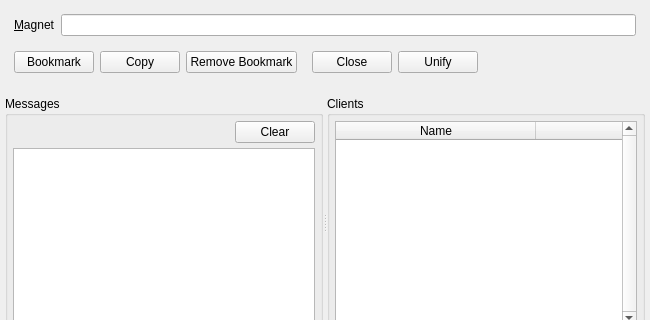
First picture: the form in Source/UI/spot-on-buzzpage.ui, repository textbrowser/spot-on, before the edit; both pictures show x 0 to 650 and y 0 to 320 of the 650 by 550 pixel window.
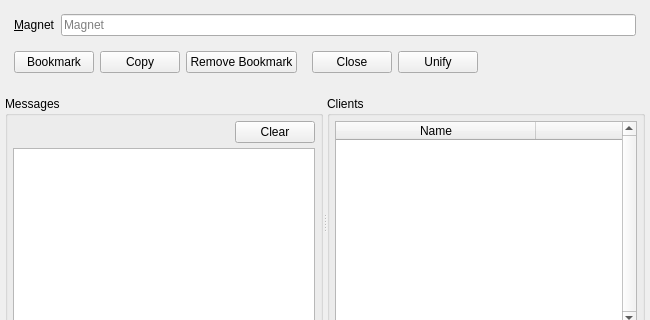
Second picture: the form after the edit. Custom widgets are drawn as their Qt base class.

Commit message: Placeholder text.

The edit to the form file:
```diff
--- a/Source/UI/spot-on-buzzpage.ui
+++ b/Source/UI/spot-on-buzzpage.ui
@@ -55,6 +55,9 @@
           <property name="readOnly">
            <bool>true</bool>
           </property>
+          <property name="placeholderText">
+           <string>Magnet</string>
+          </property>
          </widget>
         </item>
        </layout>
```
The commit also changes 8 other files.
